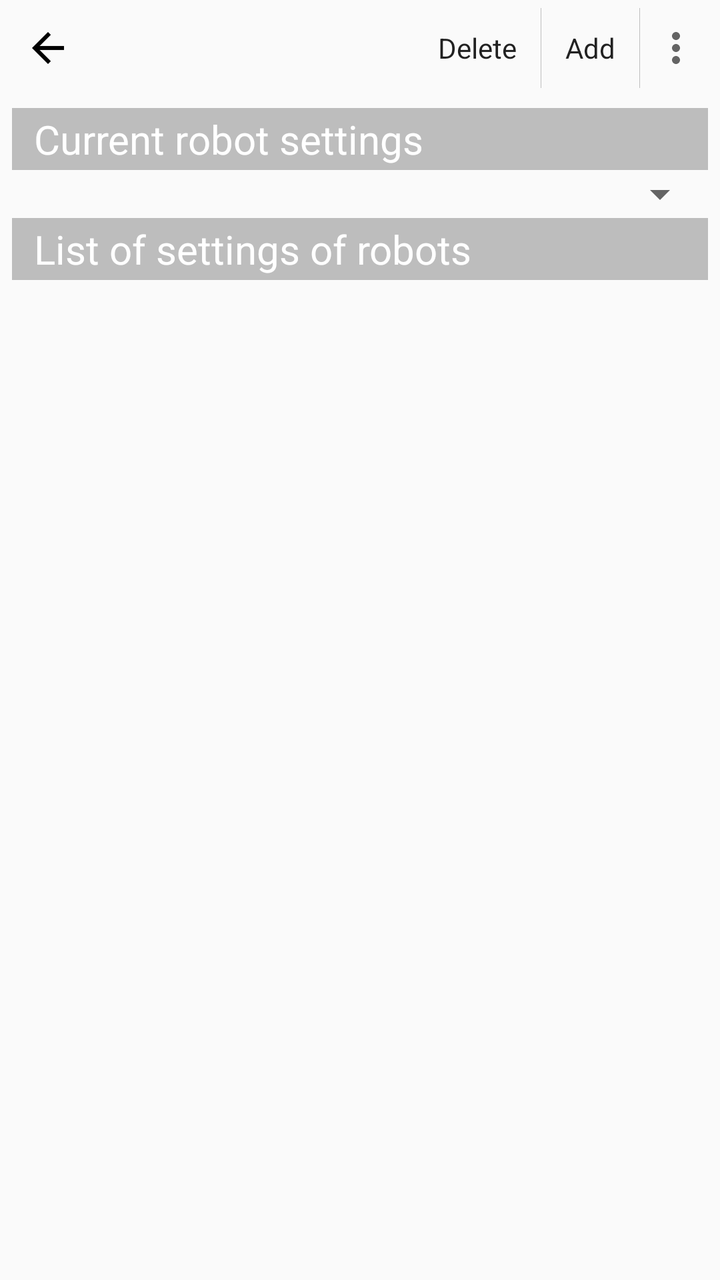
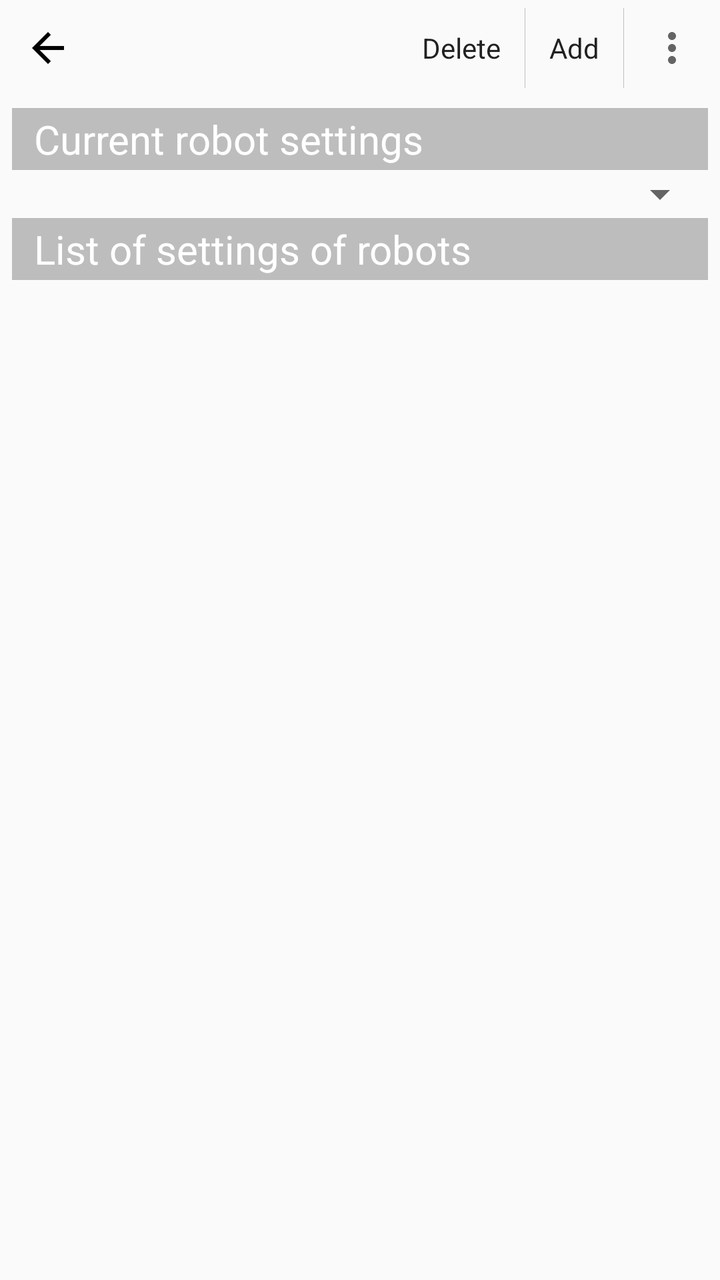

Compare the two renders of this Android layout. The source of the first and the diff that turns it into the second are given below.
<!-- AndroidManifest.xml: application theme AppTheme -->
<!-- res/layout/activity_robot_settings_list.xml -->
<LinearLayout xmlns:android="http://schemas.android.com/apk/res/android"
    xmlns:tools="http://schemas.android.com/tools"
    android:layout_width="fill_parent"
    android:layout_height="fill_parent"
    tools:context="ru.proghouse.robocam.RobotSettingsListActivity"
    android:orientation="vertical"
    android:id="@+id/robot_settings_list_main_layout">

    <LinearLayout
        android:orientation="horizontal"
        android:layout_width="match_parent"
        android:layout_height="wrap_content"
        style="@style/Widget.AppCompat.ActionBar"
        android:baselineAligned="false"
        android:weightSum="1"
        android:measureWithLargestChild="false">

        <LinearLayout
            android:orientation="horizontal"
            android:layout_width="wrap_content"
            android:layout_height="wrap_content"
            style="@style/Widget.AppCompat.ActionBar"
            android:baselineAligned="false">

            <ImageButton
                android:layout_width="wrap_content"
                android:layout_height="wrap_content"
                android:id="@+id/imageButtonBack"
                android:src="@drawable/back"
                style="@style/Widget.AppCompat.ActionButton"
                android:onClick="onCancelButtonClick" />
        </LinearLayout>

        <LinearLayout
            android:orientation="horizontal"
            android:layout_width="0dp"
            android:layout_height="wrap_content"
            style="@style/Widget.AppCompat.ActionBar"
            android:baselineAligned="false"
            android:layout_weight="1"
            android:gravity="right">

            <Button
                style="@style/Widget.AppCompat.ActionButton"
                android:layout_width="wrap_content"
                android:layout_height="wrap_content"
                android:text="@string/delete"
                android:id="@+id/buttonDelete"
                android:focusable="false" />

            <ImageView
                android:layout_width="wrap_content"
                android:layout_height="match_parent"
                android:id="@+id/imageView10"
                android:layout_gravity="center_horizontal"
                android:src="@drawable/spacer_small"
                android:paddingTop="4dp"
                android:paddingBottom="4dp" />

            <Button
                style="@style/Widget.AppCompat.ActionButton"
                android:layout_width="wrap_content"
                android:layout_height="wrap_content"
                android:text="@string/add"
                android:id="@+id/buttonAdd"
                android:focusable="false" />

            <ImageView
                android:layout_width="wrap_content"
                android:layout_height="match_parent"
                android:id="@+id/imageView11"
                android:layout_gravity="center_horizontal"
                android:src="@drawable/spacer_small"
                android:paddingTop="4dp"
                android:paddingBottom="4dp" />

            <ImageButton
                style="@style/Widget.AppCompat.ActionButton.Overflow"
                android:layout_width="wrap_content"
                android:layout_height="wrap_content"
                android:id="@+id/buttonOverflow" />

        </LinearLayout>
    </LinearLayout>

        <LinearLayout
            android:orientation="vertical"
            android:layout_width="match_parent"
            android:layout_height="wrap_content"
            android:padding="6dp">

            <LinearLayout
                android:orientation="vertical"
                android:layout_width="match_parent"
                android:layout_height="wrap_content"
                android:background="#e90000"
                android:layout_marginBottom="7dp"
                android:id="@+id/linearLayoutSubsWarning"
                android:visibility="gone">

                <TextView
                    android:text="@string/using_of_the_settings_is_not_available_without_a_subscription"
                    android:id="@+id/textViewSubsWarning"
                    android:layout_width="match_parent"
                    android:layout_height="wrap_content"
                    android:textSize="19dp"
                    android:background="#e90000"
                    android:textColor="#ffffff"
                    android:paddingLeft="11dp"
                    android:paddingTop="4dp"
                    android:paddingBottom="4dp"
                    android:paddingRight="11dp"
                    android:gravity="center" />

                <LinearLayout
                    android:orientation="horizontal"
                    android:layout_width="match_parent"
                    android:layout_height="match_parent"
                    android:gravity="center">

                    <Button
                        style="?android:attr/buttonStyleSmall"
                        android:layout_width="wrap_content"
                        android:layout_height="wrap_content"
                        android:text="@string/view_subscriptions"
                        android:id="@+id/button3" />

                    <Button
                        style="?android:attr/buttonStyleSmall"
                        android:layout_width="wrap_content"
                        android:layout_height="wrap_content"
                        android:text="@string/hide"
                        android:id="@+id/button4"
                        android:onClick="onHideSubsButtonClick" />
                </LinearLayout>

            </LinearLayout>

            <TextView
                style="@style/SettingsSectionTitle"
                android:text="@string/current_robot_settings"
                android:id="@+id/textView3" />

            <Spinner
                android:layout_width="match_parent"
                android:layout_height="wrap_content"
                android:id="@+id/spinnerCurrentRobotSettings"
                android:visibility="visible"
                android:spinnerMode="dialog"
                android:focusable="false" />

            <TextView
                style="@style/SettingsSectionTitle"
                android:text="@string/robot_settings_list"
                android:id="@+id/textView" />

            <ListView
            android:layout_width="match_parent"
            android:layout_height="wrap_content"
            android:id="@+id/settingsListView"
            android:layout_gravity="center_horizontal" />
        </LinearLayout>

</LinearLayout>
<!-- resources referenced by this layout -->
<resources>
  <!-- drawable back: png bitmap (drawable-hdpi, 419 bytes) -->
  <!-- drawable spacer_small (drawable) -->
  <?xml version="1.0" encoding="utf-8"?>
  
  <shape xmlns:android="http://schemas.android.com/apk/res/android" >
  
      <size android:height="1dp"/>
  
      <solid android:color="#90909090" />
  
  </shape>
  <string name="add">Add</string>
  <string name="current_robot_settings">Current robot settings</string>
  <string name="delete">Delete</string>
  <string name="hide">Hide</string>
  <string name="robot_settings_list">List of settings of robots</string>
  <string name="using_of_the_settings_is_not_available_without_a_subscription">Using of the settings is not available without a subscription!</string>
  <string name="view_subscriptions">View subscriptions</string>
  <style name="SettingsSectionTitle">
          <item name="android:layout_width">match_parent</item>
          <item name="android:layout_height">wrap_content</item>
          <item name="android:layout_gravity">center_horizontal</item>
          <item name="android:background">#90909090</item>
          <item name="android:paddingLeft">11dp</item>
          <item name="android:paddingRight">11dp</item>
          <item name="android:paddingTop">2dp</item>
          <item name="android:paddingBottom">2dp</item>
          <item name="android:textColor">#FFFFFF</item>
          <item name="android:textSize">20sp</item>
      </style>
  <style name="AppTheme" parent="Theme.AppCompat.Light.DarkActionBar">
          
          <item name="colorPrimary">@color/colorPrimary</item>
          <item name="colorPrimaryDark">@color/colorPrimaryDark</item>
          <item name="colorAccent">@color/colorAccent</item>
      </style>
  <color name="colorPrimary">#3F51B5</color>
  <color name="colorPrimaryDark">#303F9F</color>
  <color name="colorAccent">#FF4081</color>
</resources>

<!-- the commit's change to res/layout/activity_robot_settings_list.xml (unified diff, before → after) -->
@@ -75,10 +75,11 @@
                 android:paddingBottom="4dp" />
 
             <ImageButton
-                style="@style/Widget.AppCompat.ActionButton.Overflow"
+                style="@style/Widget.AppCompat.ActionButton"
                 android:layout_width="wrap_content"
                 android:layout_height="wrap_content"
-                android:id="@+id/buttonOverflow" />
+                android:id="@+id/buttonOverflow"
+                android:src="@drawable/overflow" />
 
         </LinearLayout>
     </LinearLayout>
<!-- resource entries referenced after the edit -->
@@ -1,6 +1,18 @@
 <!-- resources referenced by this layout -->
 <resources>
   <!-- drawable back: png bitmap (drawable-hdpi, 419 bytes) -->
+  <!-- drawable overflow (drawable) -->
+  <?xml version="1.0" encoding="utf-8"?>
+  <vector xmlns:android="http://schemas.android.com/apk/res/android"
+      android:width="24dp"
+      android:height="24dp"
+      android:viewportWidth="24.0"
+      android:viewportHeight="24.0"
+      android:tint="?attr/colorControlNormal">
+      <path
+          android:pathData="M12,8c1.1,0 2,-0.9 2,-2s-0.9,-2 -2,-2c-1.1,0 -2,0.9 -2,2S10.9,8 12,8zM12,10c-1.1,0 -2,0.9 -2,2s0.9,2 2,2c1.1,0 2,-0.9 2,-2S13.1,10 12,10zM12,16c-1.1,0 -2,0.9 -2,2s0.9,2 2,2c1.1,0 2,-0.9 2,-2S13.1,16 12,16z"
+          android:fillColor="@android:color/white"/>
+  </vector>
   <!-- drawable spacer_small (drawable) -->
   <?xml version="1.0" encoding="utf-8"?>
   
